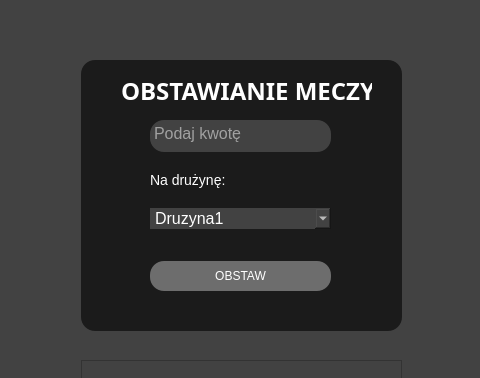
Old version of the form mainwindow.ui in the repository danielbednarz/betting-app; both pictures show x 159 to 639 and y 0 to 378 of the 800 by 600 pixel window.
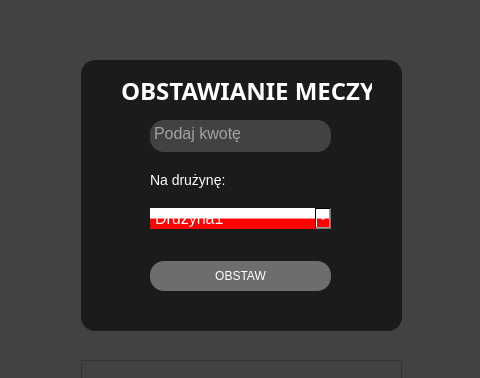
New version of the form.

Diff of the .ui file:
```diff
--- a/mainwindow.ui
+++ b/mainwindow.ui
@@ -86,8 +86,9 @@
        <widget class="QComboBox" name="comboBox">
         <property name="styleSheet">
          <string notr="true">* {
-	background-color:#424242;
+	background-color:qlineargradient(spread:pad, x1:0, y1:0, x2:0, y2:1, stop:0 rgba(255, 255, 255, 255), stop:0.495 rgba(255, 255, 255, 255), stop:0.505 rgba(255, 0, 0, 255), stop:1 rgba(255, 0, 0, 255));
 	border-radius: 0px;
+	
 }</string>
         </property>
         <item>
```
Left out of the diff: 5 changed lines with no effect on the pictures.
